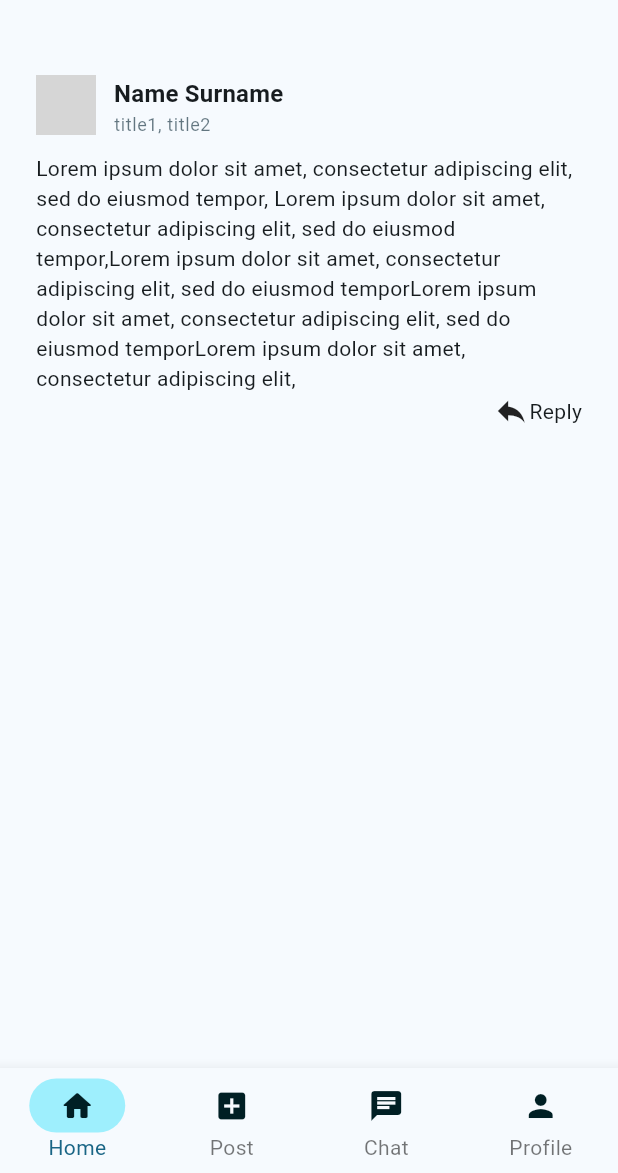
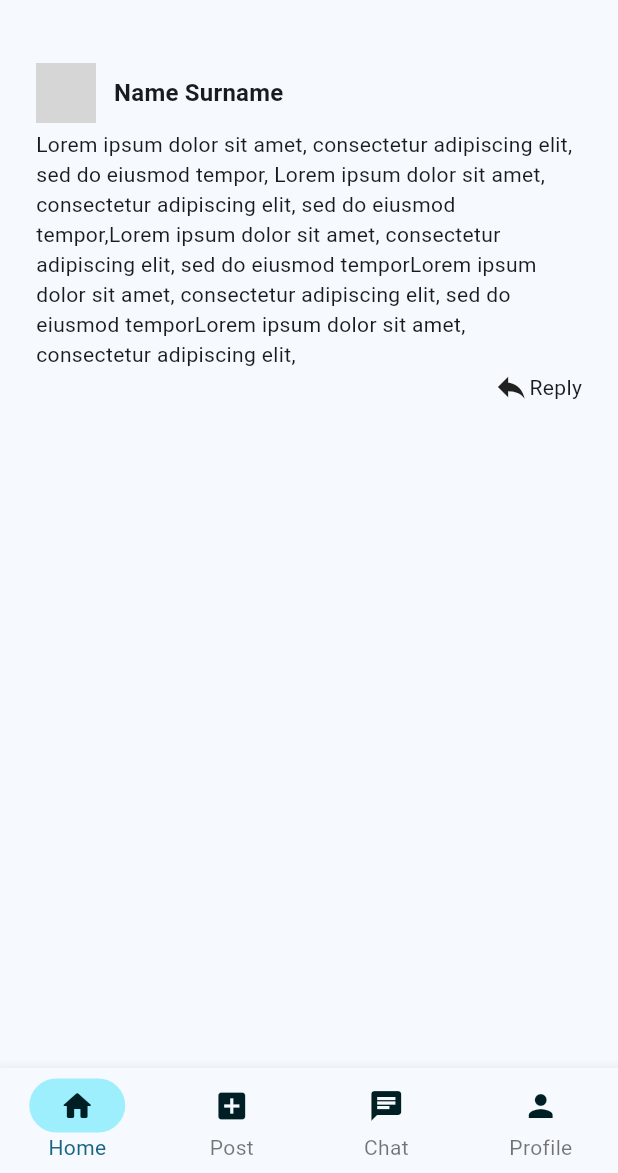
Before and after one commit to SamuelBehrmann/mobile_anwendungen, a Flutter app: the screen it shows after launch, on a phone screen of 412 x 824 dp, the part 63-1236 px from its top. Run offline on Flutter 3.47's test engine with Material 3 defaults, Android fonts, the phone set to English and light mode, and no system bars; our stand-ins replace flutter_riverpod, fpdart, freezed_annotation, riverpod_annotation; generated files the repository leaves out were written again; network calls fail; grey boxes are pictures that could not be loaded.

Commit message:
feat: optional titles

```diff
--- a/lib/ui/widgets/message.dart
+++ b/lib/ui/widgets/message.dart
@@ -11,7 +11,7 @@ class Message extends StatelessWidget {
     super.key,
     required this.username,
     required this.userAvatar,
-    required this.userTitles,
+    this.userTitles = const <String>[],
     required this.message,
     required this.replyCallback,
   });
@@ -56,7 +56,8 @@ class Message extends StatelessWidget {
                   fontWeight: FontWeight.bold,
                 ),
           ),
-          subtitle: Text(
+          subtitle: userTitles.isEmpty
+              ? Text(
                   userTitles.join(', '),
                   style: Theme.of(context).textTheme.bodySmall?.copyWith(
                         color: Theme.of(context)
@@ -64,7 +65,8 @@ class Message extends StatelessWidget {
                             .onPrimaryContainer
                             .withOpacity(0.6),
                       ),
-          ),
+                )
+              : null,
         ),
       );
 }
```
Lines whose indentation alone changed are shown as unchanged.
